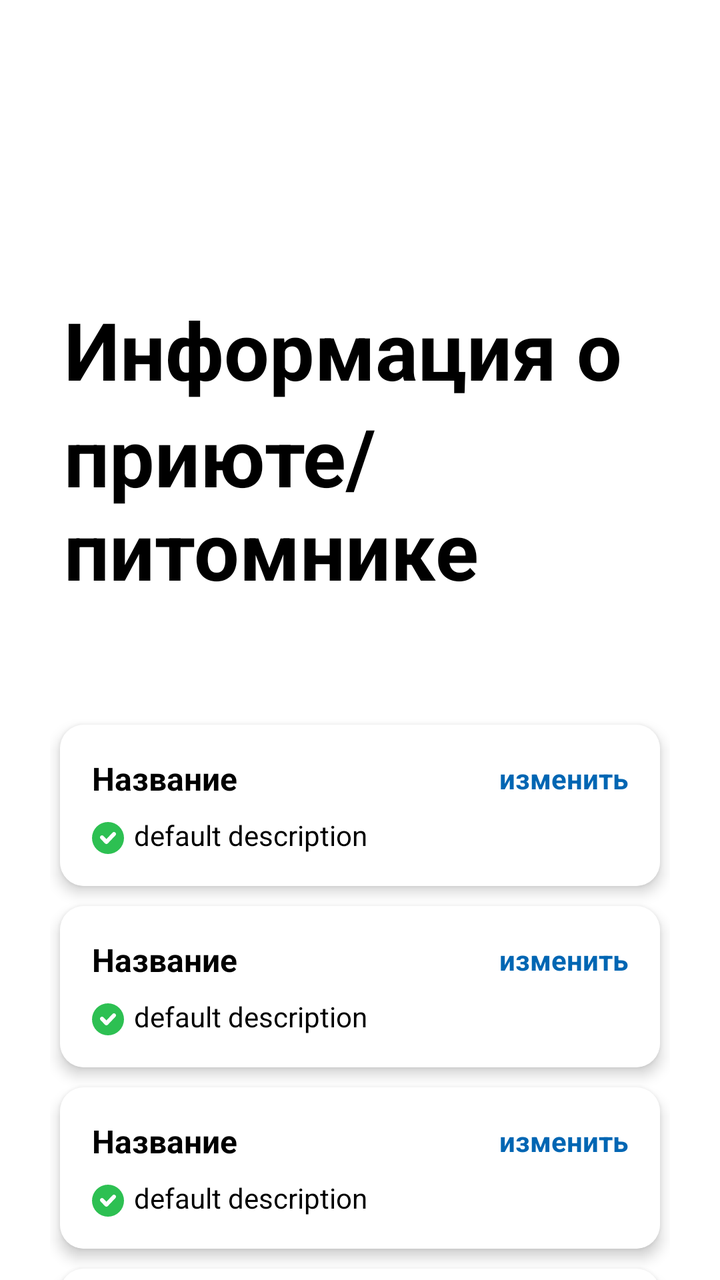
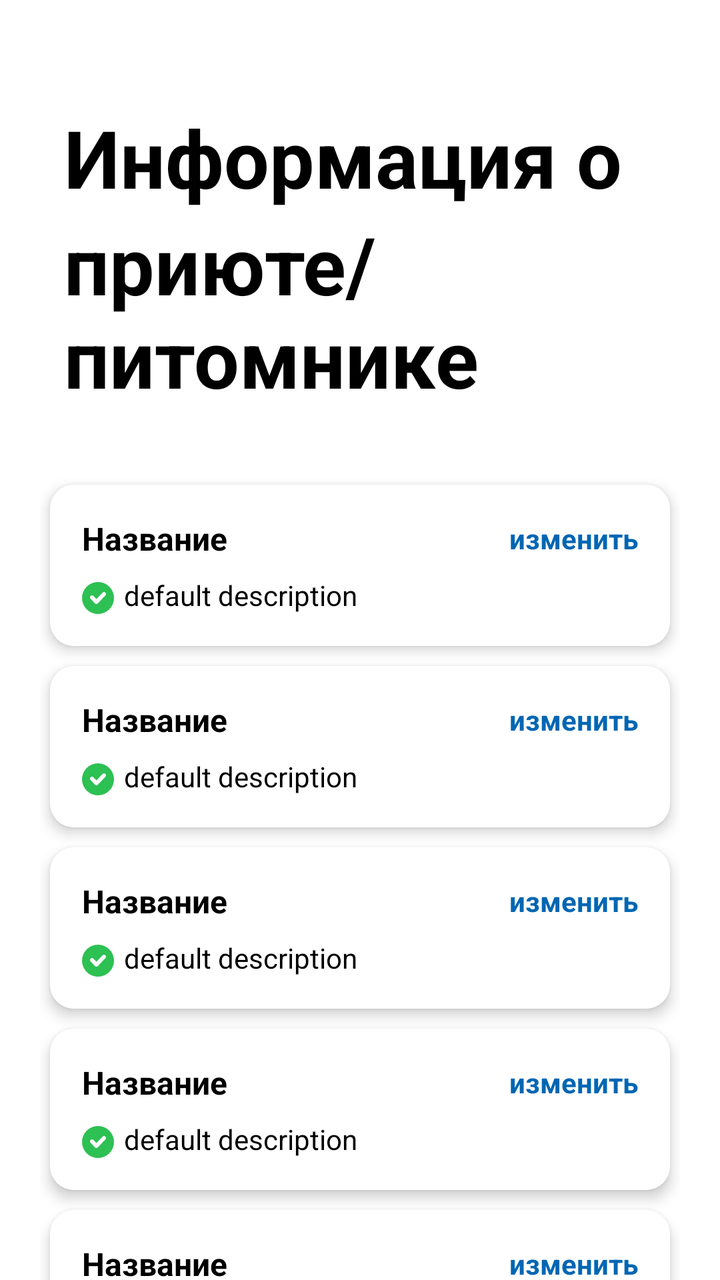

The first picture is an Android layout as it rendered before a commit; the second is the same layout after the commit. The layout source and the unified diff follow.
<!-- AndroidManifest.xml: application theme Theme.VetUslugi -->
<!-- res/layout/fragment_info.xml -->
<?xml version="1.0" encoding="utf-8"?>
<FrameLayout xmlns:android="http://schemas.android.com/apk/res/android"
    xmlns:app="http://schemas.android.com/apk/res-auto"
    android:layout_height="match_parent"
    android:layout_width="match_parent">

    <androidx.constraintlayout.widget.ConstraintLayout
        android:layout_width="match_parent"
        android:layout_height="match_parent">

        <TextView
            android:id="@+id/tvInfoTitle"
            android:layout_width="wrap_content"
            android:layout_height="wrap_content"
            android:layout_marginStart="32dp"
            android:layout_marginTop="148dp"
            android:text="Информация о"
            android:textColor="?android:attr/colorPrimary"
            android:textSize="40sp"
            android:textStyle="bold"
            app:layout_constraintStart_toStartOf="parent"
            app:layout_constraintTop_toTopOf="parent" />

        <TextView
            android:id="@+id/tvPlaceTitle"
            android:layout_width="wrap_content"
            android:layout_height="wrap_content"
            android:text="приюте/питомнике"
            android:textColor="?android:attr/colorPrimary"
            android:textSize="40sp"
            android:textStyle="bold"
            app:layout_constraintStart_toStartOf="@+id/tvInfoTitle"
            app:layout_constraintTop_toBottomOf="@+id/tvInfoTitle" />

        <LinearLayout
            android:id="@+id/linearLayout"
            android:layout_width="match_parent"
            android:layout_height="wrap_content"
            android:layout_marginTop="56dp"
            android:orientation="vertical"
            android:paddingStart="25dp"
            android:paddingEnd="25dp"
            app:layout_constraintEnd_toEndOf="@+id/tvPlaceTitle"
            app:layout_constraintHorizontal_bias="0.653"
            app:layout_constraintStart_toStartOf="@+id/tvPlaceTitle"
            app:layout_constraintTop_toBottomOf="@+id/tvPlaceTitle">

            <include
                android:id="@+id/address_card"
                layout="@layout/card_info" />

            <include
                android:id="@+id/name_card"
                layout="@layout/card_info" />

            <include
                android:id="@+id/phone_card"
                layout="@layout/card_info" />

            <include
                android:id="@+id/description_card"
                layout="@layout/card_info" />

        </LinearLayout>

        <Button
            android:id="@+id/btnSaveChanges"
            android:layout_width="wrap_content"
            android:layout_height="wrap_content"
            android:layout_marginTop="24dp"
            android:text="Сохранить изменения"
            app:layout_constraintEnd_toEndOf="parent"
            app:layout_constraintStart_toStartOf="parent"
            app:layout_constraintTop_toBottomOf="@+id/linearLayout" />

    </androidx.constraintlayout.widget.ConstraintLayout>
    <ProgressBar
        android:id="@+id/progressBar"
        style="?android:attr/progressBarStyleLarge"
        android:layout_width="wrap_content"
        android:layout_height="wrap_content"
        android:layout_gravity="center"
        android:indeterminate="true"
        android:indeterminateTint="@color/blue"
        android:visibility="gone"
        android:background="@android:color/transparent" />
</FrameLayout>
<!-- res/layout/card_info.xml (included above) -->
<?xml version="1.0" encoding="utf-8"?>
<androidx.cardview.widget.CardView xmlns:android="http://schemas.android.com/apk/res/android"
    xmlns:card_view="http://schemas.android.com/apk/res-auto"
    xmlns:tools="http://schemas.android.com/tools"
    android:layout_width="match_parent"
    android:layout_height="wrap_content"
    android:layout_margin="5dp"
    card_view:cardCornerRadius="12dp"
    card_view:cardElevation="4dp">

    <LinearLayout
        android:layout_width="match_parent"
        android:layout_height="wrap_content"
        android:orientation="vertical"
        android:padding="16dp">

        <androidx.constraintlayout.widget.ConstraintLayout
            android:layout_width="match_parent"
            android:layout_height="wrap_content">

            <TextView
                android:id="@+id/tvCardTitle"
                android:layout_width="wrap_content"
                android:layout_height="wrap_content"
                android:text="Название"
                android:textColor="?android:attr/colorPrimary"
                android:textSize="16sp"
                android:textStyle="bold"
                card_view:layout_constraintBottom_toBottomOf="parent"
                card_view:layout_constraintStart_toStartOf="parent"
                card_view:layout_constraintTop_toTopOf="parent" />

            <TextView
                android:id="@+id/tvEditCard"
                android:layout_width="wrap_content"
                android:layout_height="wrap_content"
                android:text="изменить"
                android:textColor="@color/blue"
                android:textStyle="bold"
                android:textSize="14sp"
                card_view:layout_constraintBottom_toBottomOf="parent"
                card_view:layout_constraintEnd_toEndOf="parent"
                card_view:layout_constraintTop_toTopOf="parent" />
        </androidx.constraintlayout.widget.ConstraintLayout>

        <Space
            android:layout_width="0dp"
            android:layout_height="8dp" />

        <LinearLayout
            android:layout_width="match_parent"
            android:layout_height="wrap_content"
            android:orientation="horizontal"
            android:gravity="bottom">

            <ImageView
                android:layout_width="wrap_content"
                android:layout_height="wrap_content"
                android:src="@drawable/ok_green"/>

            <TextView
                android:id="@+id/tvDescriptionCard"
                android:paddingStart="5dp"
                android:layout_width="wrap_content"
                android:layout_height="wrap_content"
                android:text="default description"
                android:textSize="14sp"
                android:textColor="?android:attr/colorPrimary" />
        </LinearLayout>
    </LinearLayout>

</androidx.cardview.widget.CardView>
<!-- resources referenced by this layout -->
<resources>
  <color name="blue">#0066B3</color>
  <!-- drawable ok_green (drawable) -->
  <vector xmlns:android="http://schemas.android.com/apk/res/android"
      android:width="16dp"
      android:height="16dp"
      android:viewportWidth="16"
      android:viewportHeight="16">
    <path
        android:pathData="M8,0L8,0A8,8 0,0 1,16 8L16,8A8,8 0,0 1,8 16L8,16A8,8 0,0 1,0 8L0,8A8,8 0,0 1,8 0z"
        android:fillColor="#2DC052"/>
    <path
        android:pathData="M4.312,6.955C4.712,6.574 5.345,6.591 5.725,6.991L7.203,8.548L10.275,5.311C10.655,4.911 11.288,4.895 11.689,5.275C12.089,5.655 12.106,6.288 11.725,6.689L7.928,10.689C7.739,10.887 7.477,11 7.203,11C6.928,11 6.666,10.887 6.477,10.689L4.275,8.368C3.895,7.968 3.911,7.335 4.312,6.955Z"
        android:fillColor="#ffffff"
        android:fillType="evenOdd"/>
  </vector>
  <style name="Theme.VetUslugi" parent="Base.Theme.VetUslugi" />
  <style name="Base.Theme.VetUslugi" parent="Theme.Material3.DayNight.NoActionBar">
  
          <item name="materialButtonStyle">@style/Button</item>
          <item name="android:textViewStyle">@style/TextView</item>
          <item name="editTextStyle">@style/EditText</item>
          <item name="checkboxStyle">@style/BlueCheckBoxStyle</item>
  
          <item name="android:background">@color/white</item>
          <item name="colorPrimary">@color/black</item>
      </style>
  <style name="Button" parent="Widget.Material3.Button">
          <item name="shapeAppearanceOverlay">@style/ShapeAppearance.VetUslugi.Button</item>
          <item name="backgroundTint">@android:color/white</item>
          <item name="strokeColor">@color/blue</item>
          <item name="strokeWidth">2dp</item>
          <item name="android:textColor">@color/blue</item>
          <item name="android:textSize">20sp</item>
      </style>
  <style name="TextView" parent="android:Widget.TextView">
          <item name="android:textSize">20sp</item>
          <item name="android:textColor">@color/black</item>
      </style>
  <style name="EditText" parent="android:Widget.EditText">
          <item name="android:textColorHint">@color/light_blue</item>
          <item name="android:textSize">20sp</item>
          <item name="android:textColor">@color/blue</item>
          <item name="android:background">@drawable/rounded_corners</item>
      </style>
  <style name="BlueCheckBoxStyle" parent="Widget.AppCompat.CompoundButton.CheckBox">
          <item name="android:buttonTint">@color/checkbox_blue_tint</item>
      </style>
  <color name="white">#FFFFFF</color>
  <color name="black">#000000</color>
  <style name="ShapeAppearance.VetUslugi.Button" parent="ShapeAppearance.MaterialComponents.SmallComponent">
          <item name="cornerFamily">rounded</item>
          <item name="cornerSize">8dp</item>
      </style>
  <color name="light_blue">#85ACFF</color>
  <!-- unchanged entries left out for length: 1 -->
</resources>

<!-- the commit's change to res/layout/fragment_info.xml (unified diff, before → after) -->
@@ -4,76 +4,85 @@
     android:layout_height="match_parent"
     android:layout_width="match_parent">
 
-    <androidx.constraintlayout.widget.ConstraintLayout
+    <androidx.core.widget.NestedScrollView
         android:layout_width="match_parent"
         android:layout_height="match_parent">
 
-        <TextView
-            android:id="@+id/tvInfoTitle"
-            android:layout_width="wrap_content"
-            android:layout_height="wrap_content"
-            android:layout_marginStart="32dp"
-            android:layout_marginTop="148dp"
-            android:text="Информация о"
-            android:textColor="?android:attr/colorPrimary"
-            android:textSize="40sp"
-            android:textStyle="bold"
-            app:layout_constraintStart_toStartOf="parent"
-            app:layout_constraintTop_toTopOf="parent" />
-
-        <TextView
-            android:id="@+id/tvPlaceTitle"
-            android:layout_width="wrap_content"
-            android:layout_height="wrap_content"
-            android:text="приюте/питомнике"
-            android:textColor="?android:attr/colorPrimary"
-            android:textSize="40sp"
-            android:textStyle="bold"
-            app:layout_constraintStart_toStartOf="@+id/tvInfoTitle"
-            app:layout_constraintTop_toBottomOf="@+id/tvInfoTitle" />
-
-        <LinearLayout
-            android:id="@+id/linearLayout"
+        <androidx.constraintlayout.widget.ConstraintLayout
             android:layout_width="match_parent"
             android:layout_height="wrap_content"
-            android:layout_marginTop="56dp"
-            android:orientation="vertical"
-            android:paddingStart="25dp"
-            android:paddingEnd="25dp"
-            app:layout_constraintEnd_toEndOf="@+id/tvPlaceTitle"
-            app:layout_constraintHorizontal_bias="0.653"
-            app:layout_constraintStart_toStartOf="@+id/tvPlaceTitle"
-            app:layout_constraintTop_toBottomOf="@+id/tvPlaceTitle">
+            android:paddingBottom="32dp">
 
-            <include
-                android:id="@+id/address_card"
-                layout="@layout/card_info" />
+            <TextView
+                android:id="@+id/tvInfoTitle"
+                android:layout_width="wrap_content"
+                android:layout_height="wrap_content"
+                android:layout_marginStart="32dp"
+                android:layout_marginTop="52dp"
+                android:text="Информация о"
+                android:textColor="?android:attr/colorPrimary"
+                android:textSize="40sp"
+                android:textStyle="bold"
+                app:layout_constraintStart_toStartOf="parent"
+                app:layout_constraintTop_toTopOf="parent" />
 
-            <include
-                android:id="@+id/name_card"
-                layout="@layout/card_info" />
+            <TextView
+                android:id="@+id/tvPlaceTitle"
+                android:layout_width="wrap_content"
+                android:layout_height="wrap_content"
+                android:text="приюте/питомнике"
+                android:textColor="?android:attr/colorPrimary"
+                android:textSize="40sp"
+                android:textStyle="bold"
+                app:layout_constraintStart_toStartOf="@+id/tvInfoTitle"
+                app:layout_constraintTop_toBottomOf="@+id/tvInfoTitle" />
 
-            <include
-                android:id="@+id/phone_card"
-                layout="@layout/card_info" />
+            <LinearLayout
+                android:id="@+id/linearLayout"
+                android:layout_width="match_parent"
+                android:layout_height="wrap_content"
+                android:layout_marginTop="32dp"
+                android:orientation="vertical"
+                android:paddingStart="20dp"
+                android:paddingEnd="20dp"
+                app:layout_constraintStart_toStartOf="parent"
+                app:layout_constraintTop_toBottomOf="@+id/tvPlaceTitle">
 
-            <include
-                android:id="@+id/description_card"
-                layout="@layout/card_info" />
+                <include
+                    android:id="@+id/address_card"
+                    layout="@layout/card_info" />
 
-        </LinearLayout>
+                <include
+                    android:id="@+id/club_card"
+                    layout="@layout/card_info" />
 
-        <Button
-            android:id="@+id/btnSaveChanges"
-            android:layout_width="wrap_content"
-            android:layout_height="wrap_content"
-            android:layout_marginTop="24dp"
-            android:text="Сохранить изменения"
-            app:layout_constraintEnd_toEndOf="parent"
-            app:layout_constraintStart_toStartOf="parent"
-            app:layout_constraintTop_toBottomOf="@+id/linearLayout" />
+                <include
+                    android:id="@+id/name_card"
+                    layout="@layout/card_info" />
 
-    </androidx.constraintlayout.widget.ConstraintLayout>
+                <include
+                    android:id="@+id/phone_card"
+                    layout="@layout/card_info" />
+
+                <include
+                    android:id="@+id/description_card"
+                    layout="@layout/card_info" />
+
+            </LinearLayout>
+
+            <Button
+                android:id="@+id/btnSaveChanges"
+                android:layout_width="wrap_content"
+                android:layout_height="wrap_content"
+                android:layout_marginTop="16dp"
+                android:text="Сохранить изменения"
+                app:layout_constraintEnd_toEndOf="parent"
+                app:layout_constraintStart_toStartOf="parent"
+                app:layout_constraintTop_toBottomOf="@+id/linearLayout" />
+
+        </androidx.constraintlayout.widget.ConstraintLayout>
+    </androidx.core.widget.NestedScrollView>
+
     <ProgressBar
         android:id="@+id/progressBar"
         style="?android:attr/progressBarStyleLarge"
@@ -84,6 +93,7 @@
         android:indeterminateTint="@color/blue"
         android:visibility="gone"
         android:background="@android:color/transparent" />
+
 </FrameLayout>
 <!-- res/layout/card_info.xml (included above) -->
 <?xml version="1.0" encoding="utf-8"?>
